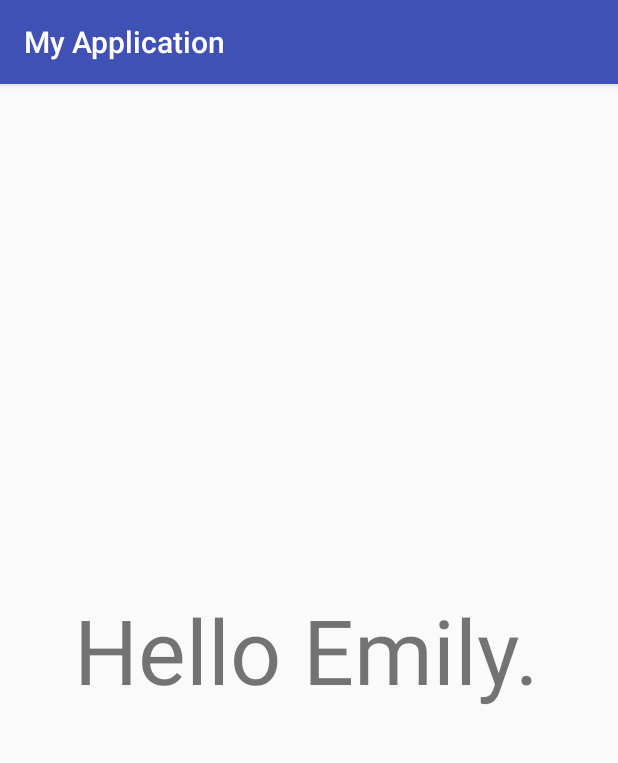
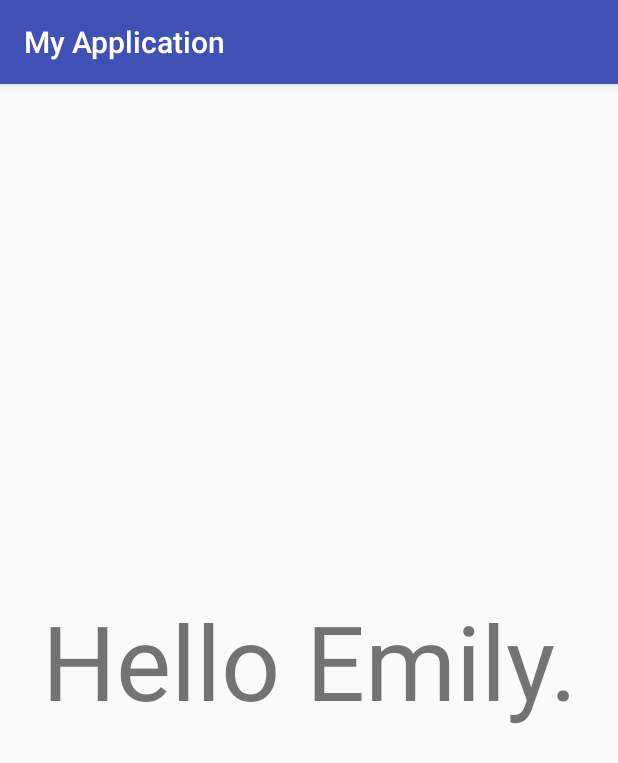
Before and after one commit to velasqem2019/lab1, an Android app: the screen it shows after launch (MainActivity), on a phone screen of 412 x 824 dp. Shown: the top 763 px of the screen. Run offline under Robolectric (Android 15) with nearby library versions, the phone set to English and light mode, and no system bars.

Commit message:
Changed size and contents of text display time 2

```diff
--- a/app/src/main/res/layout/activity_main.xml
+++ b/app/src/main/res/layout/activity_main.xml
@@ -10,12 +10,10 @@
         android:layout_width="wrap_content"
         android:layout_height="wrap_content"
         android:text="Hello Emily."
-        android:textSize="60sp"
+        android:textSize="69sp"
         app:layout_constraintBottom_toBottomOf="parent"
-        app:layout_constraintHorizontal_bias="0.49"
         app:layout_constraintLeft_toLeftOf="parent"
         app:layout_constraintRight_toRightOf="parent"
-        app:layout_constraintTop_toTopOf="parent"
-        app:layout_constraintVertical_bias="0.49" />
+        app:layout_constraintTop_toTopOf="parent" />
 
 </android.support.constraint.ConstraintLayout>
```
